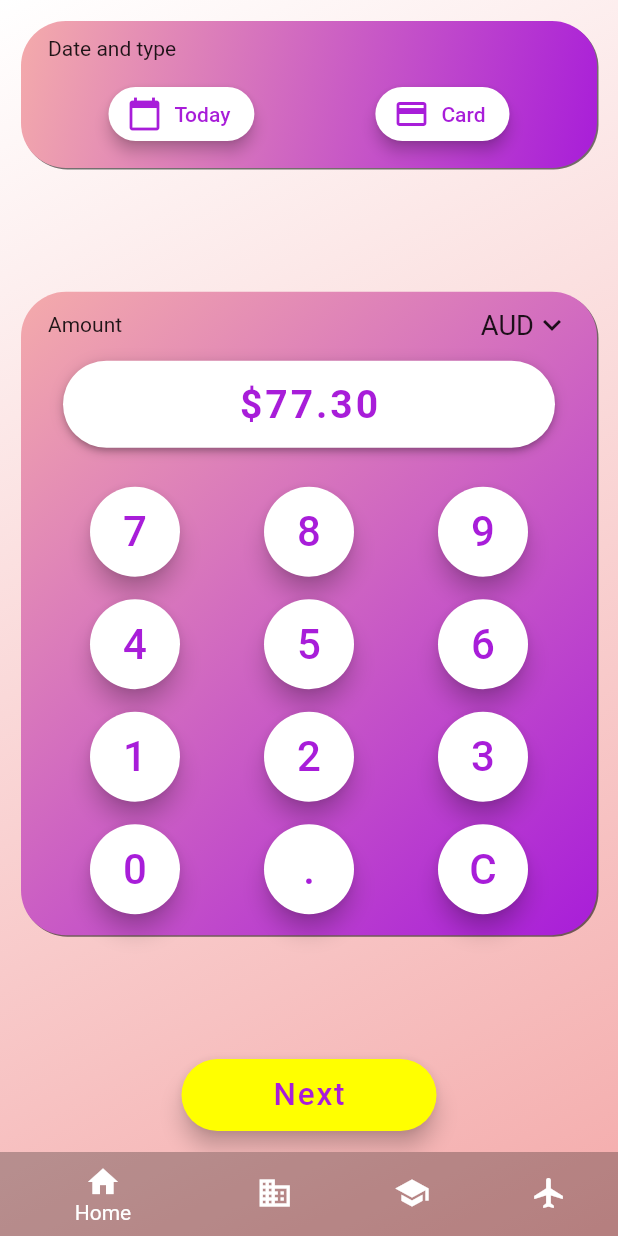
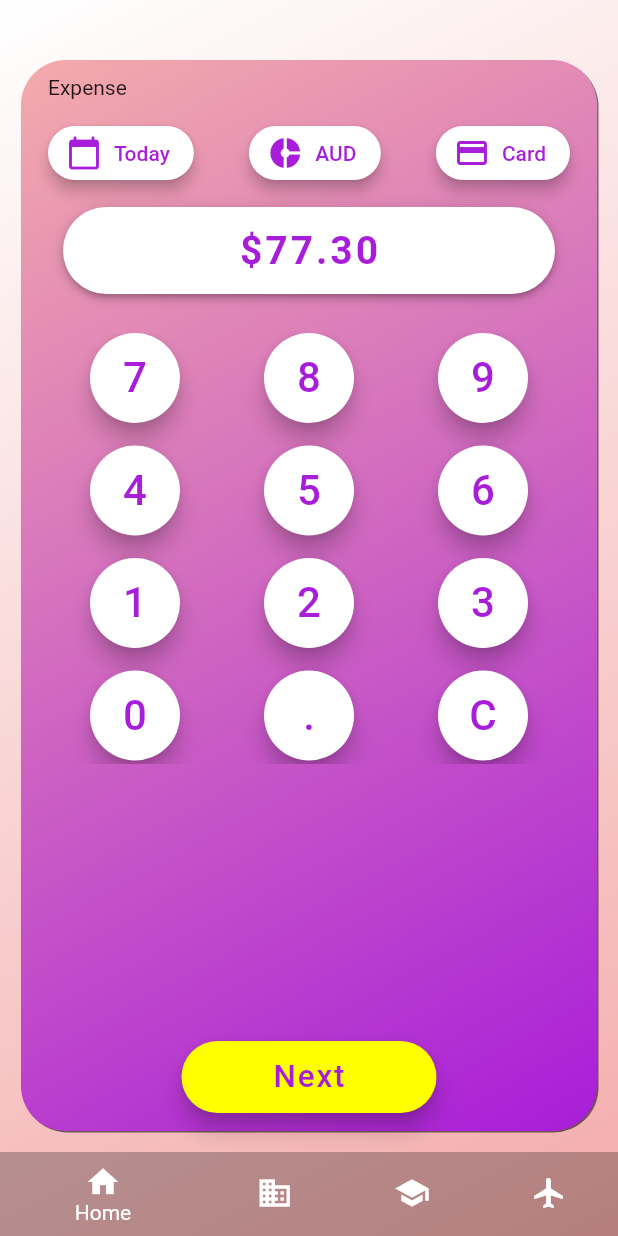
Before and after one commit to stefsonian/bud_allscreens, a Flutter app: the screen it shows after launch, on a phone screen of 412 x 824 dp. Run offline on Flutter 3.47's test engine with Material 2 defaults, Android fonts, the phone set to English and light mode, and no system bars.

Commit message:
Updates to record UI

```diff
--- a/lib/src/navigation/destination_view.dart
+++ b/lib/src/navigation/destination_view.dart
@@ -1,4 +1,5 @@
 import 'package:allscreens/src/record/add_record.dart';
+import 'package:allscreens/src/record/record_categories.dart';
 import 'package:flutter/material.dart';
 
 import 'destination.dart';
@@ -32,6 +33,8 @@ class _DestinationViewState extends State<DestinationView> {
           switch (settings.name) {
             case '/':
               return AddRecord();
+            case '/categories':
+              return RecordCategories();
             //   return RootPage(destination: widget.destination);
             // case '/list':
             //   return ListPage(destination: widget.destination);
--- a/lib/src/record/add_record.dart
+++ b/lib/src/record/add_record.dart
@@ -1,5 +1,6 @@
+import 'package:allscreens/src/components/gradient_box.dart';
 import 'package:allscreens/src/record/record_amount.dart';
-import 'package:allscreens/src/record/record_date.dart';
+import 'package:allscreens/src/record/record_options.dart';
 import 'package:flutter/material.dart';
 import '../helpers/colors.dart';
 
@@ -9,26 +10,46 @@ class AddRecord extends StatefulWidget {
 }
 
 class _AddRecordState extends State<AddRecord> {
-  @override
+  bool showNumpad = true;
+
+  tapNext() => setState(() => showNumpad = false);
+
+  tapAmount() => setState(() => showNumpad = true);
+
   Widget build(BuildContext context) {
     return Container(
+      margin: EdgeInsets.only(top: 26), // replace with safearea
       padding: EdgeInsets.all(14),
+      child: GradientBox(
+        name: 'Expense',
+        child: Expanded(
           child: Column(
-        mainAxisAlignment: MainAxisAlignment.spaceBetween,
+            mainAxisAlignment: MainAxisAlignment.start,
             children: <Widget>[
-          RecordDate(),
-          // SizedBox(height: 30),
-          RecordAmount(),
-          SizedBox(
+              RecordOptions(),
+              SizedBox(height: 12),
+              GestureDetector(
+                onTap: tapAmount,
+                child: RecordAmount(showNumpad: showNumpad),
+              ),
+              Expanded(
+                child: Align(
+                  alignment: Alignment.bottomCenter,
+                  child: SizedBox(
                     width: 170,
                     child: FloatingActionButton.extended(
-              onPressed: () {},
+                      // onPressed: () => Navigator.pushNamed(context, '/categories'),
+                      onPressed: tapNext,
                       label: Text('Next', textScaleFactor: 1.5),
                       backgroundColor: Colors.yellowAccent,
                       foregroundColor: col_box2,
                     ),
                   ),
+                ),
+              ),
             ],
+          ),
+        ),
       ),
     );
   }
--- a/lib/src/record/record_amount.dart
+++ b/lib/src/record/record_amount.dart
@@ -5,33 +5,40 @@ import 'package:flutter/material.dart';
 import 'display_amount.dart';
 
 class RecordAmount extends StatefulWidget {
-  @override
+  const RecordAmount({this.showNumpad});
+  final bool showNumpad;
+
   _RecordAmountState createState() => _RecordAmountState();
 }
 
 class _RecordAmountState extends State<RecordAmount> {
-  @override
   Widget build(BuildContext context) {
     return Container(
-      child: GradientBox(
-        name: 'Amount',
-        action: Row(
-          mainAxisAlignment: MainAxisAlignment.end,
-          children: <Widget>[
-            Text(
-              'AUD',
-              textScaleFactor: 1.3,
+      child: Column(
+        children: <Widget>[
+          DisplayAmount(),
+          // widget.showNumpad ? SizedBox(height: 26) : Container(),
+          AnimatedCrossFade(
+            // use AnimatedSwitcher instead
+            duration: Duration(milliseconds: 150),
+            firstChild: SizedBox(
+              height: 26,
             ),
-            Icon(Icons.keyboard_arrow_down),
-          ],
-        ),
-        child: Column(
-          children: <Widget>[
-            DisplayAmount(),
-            SizedBox(height: 26),
-            Numpad(),
-          ],
-        ),
+            secondChild: Container(),
+            crossFadeState: widget.showNumpad
+                ? CrossFadeState.showFirst
+                : CrossFadeState.showSecond,
+          ),
+          AnimatedCrossFade(
+            duration: Duration(milliseconds: 100),
+            firstChild: Numpad(),
+            secondChild: Container(),
+            crossFadeState: widget.showNumpad
+                ? CrossFadeState.showFirst
+                : CrossFadeState.showSecond,
+          ),
+          // widget.showNumpad ? Numpad() : Container(),
+        ],
       ),
     );
   }
--- a/lib/src/record/record_date.dart
+++ /dev/null
@@ -1,132 +0,0 @@
-import 'package:allscreens/src/components/gradient_box.dart';
-import 'package:flutter/material.dart';
-import '../helpers/colors.dart';
-
-class RecordDate extends StatefulWidget {
-  @override
-  _RecordDateState createState() => _RecordDateState();
-}
-
-class _RecordDateState extends State<RecordDate> {
-  @override
-  Widget build(BuildContext context) {
-    double screenHeight = MediaQuery.of(context).size.height;
-    print('Screen height: $screenHeight');
-    return screenHeight > 850 ? _tallRecordDate() : _shortRecordDate();
-  }
-}
-
-Widget _tallRecordDate() {
-  return Container(
-    child: GradientBox(
-      name: 'Date and type',
-      child: Column(
-        children: <Widget>[
-          Row(
-            mainAxisAlignment: MainAxisAlignment.spaceBetween,
-            children: <Widget>[
-              RaisedButton(
-                onPressed: () {},
-                child: Text('Yesterday'),
-                color: col_background1,
-                textColor: col_box2,
-                shape: RoundedRectangleBorder(
-                  borderRadius: BorderRadius.circular(30.0),
-                ),
-                elevation: 4,
-              ),
-              RaisedButton(
-                onPressed: () {},
-                child: Text('Today'),
-                textColor: col_box2,
-                color: Colors.yellowAccent,
-                shape: RoundedRectangleBorder(
-                  borderRadius: BorderRadius.circular(30.0),
-                ),
-                elevation: 4,
-              ),
-              RaisedButton.icon(
-                onPressed: () {},
-                label: Text("Select"),
-                icon: Icon(Icons.calendar_today),
-                color: col_background1,
-                textColor: col_box2,
-                shape: RoundedRectangleBorder(
-                  borderRadius: BorderRadius.circular(30.0),
-                ),
-                elevation: 4,
-              ),
-            ],
-          ),
-          SizedBox(height: 20),
-          Row(
-            mainAxisAlignment: MainAxisAlignment.spaceAround,
-            children: <Widget>[
-              RaisedButton.icon(
-                onPressed: () {},
-                label: Text('Cash'),
-                icon: Icon(Icons.donut_small),
-                color: Colors.yellowAccent,
-                textColor: col_box2,
-                shape: RoundedRectangleBorder(
-                  borderRadius: BorderRadius.circular(30.0),
-                ),
-                elevation: 4,
-              ),
-              RaisedButton.icon(
-                onPressed: () {},
-                label: Text('Card'),
-                icon: Icon(Icons.payment),
-                color: col_background1,
-                textColor: col_box2,
-                shape: RoundedRectangleBorder(
-                  borderRadius: BorderRadius.circular(30.0),
-                ),
-                elevation: 4,
-              ),
-            ],
-          ),
-        ],
-      ),
-    ),
-  );
-}
-
-Widget _shortRecordDate() {
-  return Container(
-    child: GradientBox(
-      name: 'Date and type',
-      child: Column(
-        children: <Widget>[
-          Row(
-            mainAxisAlignment: MainAxisAlignment.spaceAround,
-            children: <Widget>[
-              RaisedButton.icon(
-                onPressed: () {},
-                label: Text("Today"),
-                icon: Icon(Icons.calendar_today),
-                color: col_background1,
-                textColor: col_box2,
-                shape: RoundedRectangleBorder(
-                  borderRadius: BorderRadius.circular(30.0),
-                ),
-                elevation: 4,
-              ),
-              RaisedButton.icon(
-                onPressed: () {},
-                label: Text('Card'),
-                icon: Icon(Icons.payment),
-                color: col_background1,
-                textColor: col_box2,
-                shape: RoundedRectangleBorder(
-                  borderRadius: BorderRadius.circular(30.0),
-                ),
-                elevation: 4,
-              ),
-            ],
-          ),
-        ],
-      ),
-    ),
-  );
-}
--- /dev/null
+++ b/lib/src/record/record_options.dart
@@ -0,0 +1,103 @@
+import 'package:allscreens/src/components/gradient_box.dart';
+import 'package:flutter/material.dart';
+import '../helpers/colors.dart';
+
+class RecordOptions extends StatefulWidget {
+  @override
+  _RecordOptionsState createState() => _RecordOptionsState();
+}
+
+class _RecordOptionsState extends State<RecordOptions> {
+  @override
+  Widget build(BuildContext context) {
+    double screenHeight = MediaQuery.of(context).size.height;
+    print('Screen height: $screenHeight');
+    return screenHeight > 850 ? _tallRecordOptions() : _tallRecordOptions();
+  }
+}
+
+Widget _tallRecordOptions() {
+  return Container(
+    child: Column(
+      children: <Widget>[
+        Row(
+          mainAxisAlignment: MainAxisAlignment.spaceBetween,
+          children: <Widget>[
+            RaisedButton.icon(
+              onPressed: () {},
+              label: Text("Today"),
+              icon: Icon(Icons.calendar_today),
+              color: col_background1,
+              textColor: col_box2,
+              shape: RoundedRectangleBorder(
+                borderRadius: BorderRadius.circular(30.0),
+              ),
+              elevation: 4,
+            ),
+            RaisedButton.icon(
+              onPressed: () {},
+              label: Text('AUD'),
+              icon: Icon(Icons.donut_small),
+              color: col_background1,
+              textColor: col_box2,
+              shape: RoundedRectangleBorder(
+                borderRadius: BorderRadius.circular(30.0),
+              ),
+              elevation: 4,
+            ),
+            RaisedButton.icon(
+              onPressed: () {},
+              label: Text('Card'),
+              icon: Icon(Icons.payment),
+              color: col_background1,
+              textColor: col_box2,
+              shape: RoundedRectangleBorder(
+                borderRadius: BorderRadius.circular(30.0),
+              ),
+              elevation: 4,
+            ),
+          ],
+        ),
+      ],
+    ),
+  );
+}
+
+Widget _shortRecordOptions() {
+  return Container(
+    child: GradientBox(
+      name: 'Date and type',
+      child: Column(
+        children: <Widget>[
+          Row(
+            mainAxisAlignment: MainAxisAlignment.spaceAround,
+            children: <Widget>[
+              RaisedButton.icon(
+                onPressed: () {},
+                label: Text("Today"),
+                icon: Icon(Icons.calendar_today),
+                color: col_background1,
+                textColor: col_box2,
+                shape: RoundedRectangleBorder(
+                  borderRadius: BorderRadius.circular(30.0),
+                ),
+                elevation: 4,
+              ),
+              RaisedButton.icon(
+                onPressed: () {},
+                label: Text('Card'),
+                icon: Icon(Icons.payment),
+                color: col_background1,
+                textColor: col_box2,
+                shape: RoundedRectangleBorder(
+                  borderRadius: BorderRadius.circular(30.0),
+                ),
+                elevation: 4,
+              ),
+            ],
+          ),
+        ],
+      ),
+    ),
+  );
+}
```
Also changed, not shown: lib/src/record/record_categories.dart (added, +25 -0 lines). Lines whose indentation alone changed are shown as unchanged.
